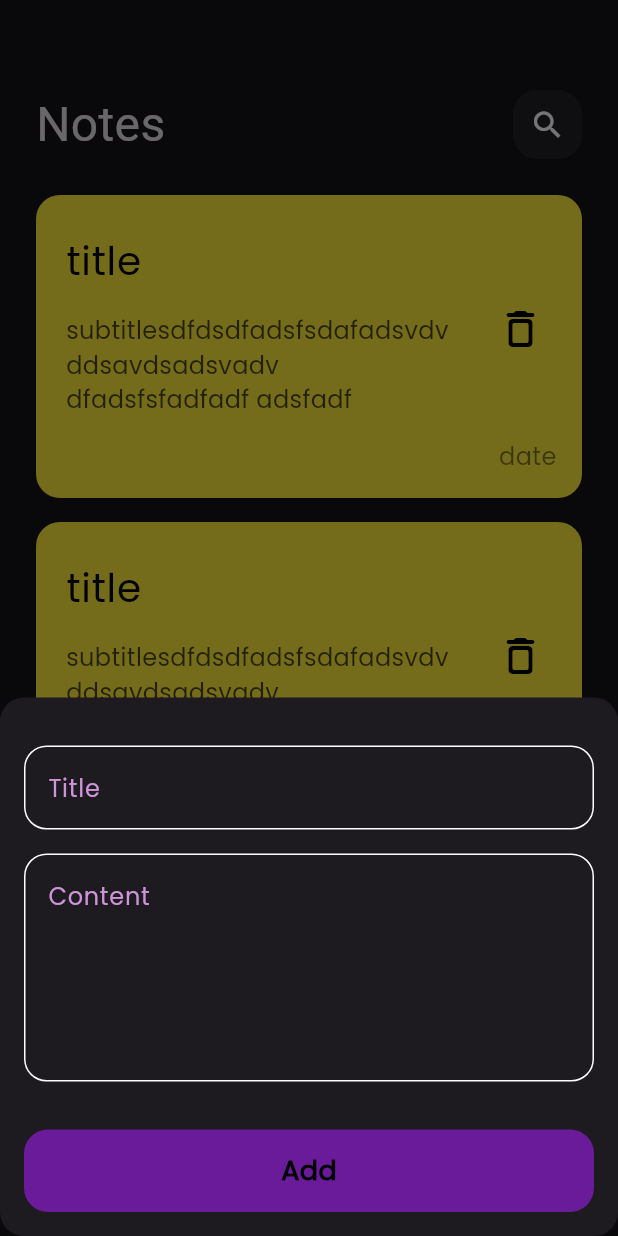
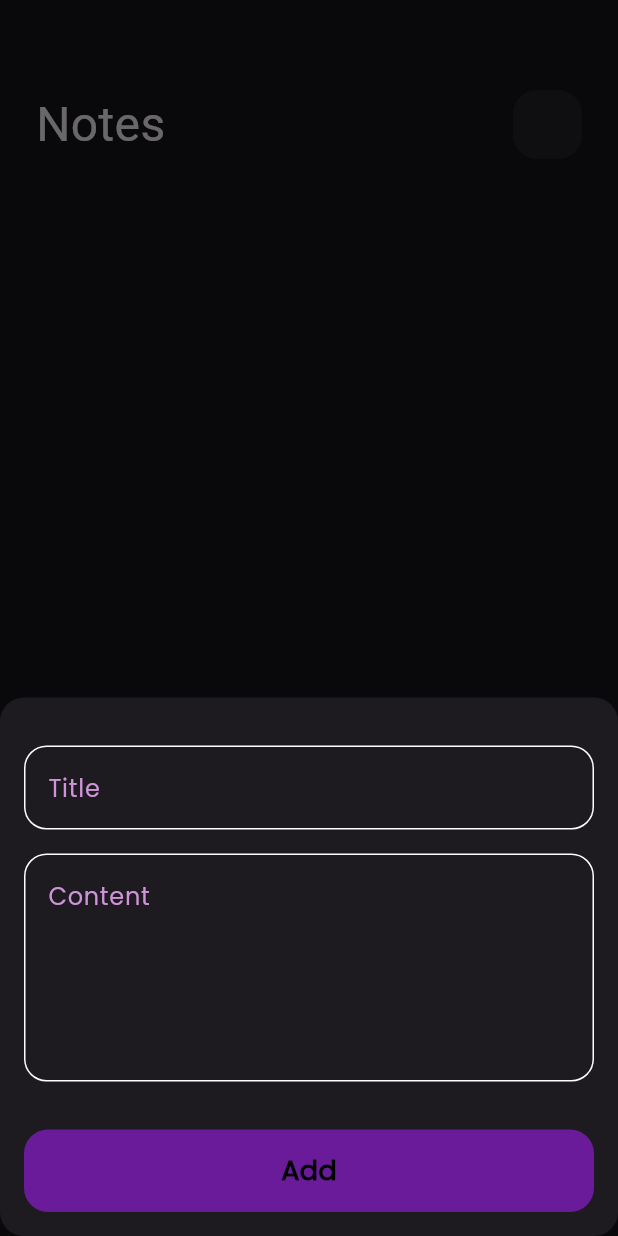
Before and after one commit to Mohamed3li454/note_app, a Flutter app: the screen it shows after launch, after a tap on the "add" icon, on a phone screen of 412 x 824 dp. Run offline on Flutter 3.47's test engine with Material 3 defaults, Android fonts, the phone set to English and light mode, and no system bars; our stand-ins replace bloc, flutter_bloc, google_fonts, hive, hive_flutter; accounts and stored records are empty; Roboto replaces fonts that are missing (Agdasima).

Commit message:
update and fix errors

```diff
--- a/lib/cubits/add_note_cubit/add_notes_cubit.dart
+++ b/lib/cubits/add_note_cubit/add_notes_cubit.dart
@@ -1,3 +1,4 @@
+// ignore: depend_on_referenced_packages
 import 'package:bloc/bloc.dart';
 import 'package:hive_flutter/adapters.dart';
 import 'package:note_app/models/note_model.dart';
--- /dev/null
+++ b/lib/cubits/notes_cubit/notes_cubit.dart
@@ -0,0 +1,20 @@
+// ignore: depend_on_referenced_packages
+import 'package:bloc/bloc.dart';
+import 'package:hive/hive.dart';
+// ignore: depend_on_referenced_packages
+import 'package:meta/meta.dart';
+import 'package:note_app/models/note_model.dart';
+
+part 'notes_state.dart';
+
+class NotesCubit extends Cubit<NotesState> {
+  NotesCubit() : super(NotesInitial());
+  // ignore: non_constant_identifier_names
+  List<NoteModel>? Notes;
+  // ignore: non_constant_identifier_names
+  ReadNotes() {
+    var notebox = Hive.box<NoteModel>('notes_box');
+    Notes = notebox.values.toList();
+    emit(NoteSuccess());
+  }
+}
--- /dev/null
+++ b/lib/cubits/notes_cubit/notes_state.dart
@@ -0,0 +1,8 @@
+part of 'notes_cubit.dart';
+
+@immutable
+sealed class NotesState {}
+
+final class NotesInitial extends NotesState {}
+
+class NoteSuccess extends NotesState {}
--- a/lib/main.dart
+++ b/lib/main.dart
@@ -1,7 +1,9 @@
 import 'package:flutter/material.dart';
 import 'package:flutter_bloc/flutter_bloc.dart';
+
 import 'package:hive_flutter/adapters.dart';
-import 'package:note_app/cubits/add_note_cubit/add_notes_cubit.dart';
+import 'package:note_app/cubits/notes_cubit/notes_cubit.dart';
+
 import 'package:note_app/models/note_model.dart';
 import 'package:note_app/views/notes_view.dart';
 
@@ -19,13 +21,16 @@ class note_app extends StatelessWidget {
 
   @override
   Widget build(BuildContext context) {
-    return MaterialApp(
-      debugShowCheckedModeBanner: false,
-      theme: ThemeData(
-        brightness: Brightness.dark,
-        fontFamily: "Poppins",
+    return BlocProvider(
+      create: (context) => NotesCubit(),
+      child: MaterialApp(
+        debugShowCheckedModeBanner: false,
+        theme: ThemeData(
+          brightness: Brightness.dark,
+          fontFamily: "Poppins",
+        ),
+        home: const notes_view(),
       ),
-      home: const notes_view(),
     );
   }
 }
--- a/lib/models/note_model.dart
+++ b/lib/models/note_model.dart
@@ -5,9 +5,9 @@ part 'note_model.g.dart';
 @HiveType(typeId: 0)
 class NoteModel extends HiveObject {
   @HiveField(0)
-  final String title;
+  String title;
   @HiveField(1)
-  final String subtitle;
+  String subtitle;
   @HiveField(2)
   final String date;
   @HiveField(3)
--- a/lib/widgets/add_note_form.dart
+++ b/lib/widgets/add_note_form.dart
@@ -1,9 +1,10 @@
 import 'package:flutter/material.dart';
 import 'package:flutter_bloc/flutter_bloc.dart';
+import 'package:intl/intl.dart';
 import 'package:note_app/cubits/add_note_cubit/add_notes_cubit.dart';
 import 'package:note_app/models/note_model.dart';
 import 'package:note_app/widgets/custom_add_button.dart';
-import 'package:note_app/widgets/custom_textField.dart';
+import 'package:note_app/widgets/custom_text_field.dart';
 
 class FormBody extends StatefulWidget {
   const FormBody({
@@ -51,11 +52,13 @@ class _FormBodyState extends State<FormBody> {
                 isloading: state is AddNoteLoading ? true : false,
                 onTap: () {
                   if (formkey.currentState!.validate()) {
+                    var date = DateTime.now();
+                    var formatdate = DateFormat.yMMMd().format(date);
                     formkey.currentState!.save();
                     var notemodel = NoteModel(
                         title: title!,
                         subtitle: subtitle!,
-                        date: DateTime.now().toString(),
+                        date: formatdate,
                         color: Colors.black.value);
                     BlocProvider.of<AddNotesCubit>(context).addnotes(notemodel);
                   } else {
--- a/lib/widgets/custom_add_note.dart
+++ b/lib/widgets/custom_add_note.dart
@@ -1,6 +1,7 @@
 import 'package:flutter/material.dart';
 import 'package:flutter_bloc/flutter_bloc.dart';
 import 'package:note_app/cubits/add_note_cubit/add_notes_cubit.dart';
+import 'package:note_app/cubits/notes_cubit/notes_cubit.dart';
 import 'package:note_app/widgets/add_note_form.dart';
 
 class CustomAddNotes extends StatelessWidget {
@@ -19,6 +20,7 @@ class CustomAddNotes extends StatelessWidget {
           listener: (context, state) {
             if (state is AddNoteFailed) {}
             if (state is AddNoteSuccess) {
+              BlocProvider.of<NotesCubit>(context).ReadNotes();
               Navigator.pop(context);
             }
           },
--- a/lib/widgets/custom_appbar.dart
+++ b/lib/widgets/custom_appbar.dart
@@ -4,9 +4,11 @@ import 'package:note_app/widgets/custom_icon.dart';
 
 // ignore: camel_case_types
 class custom_appbar extends StatelessWidget {
-  const custom_appbar({super.key, required this.title, required this.icon});
+  const custom_appbar(
+      {super.key, required this.title, this.icon, this.onpressed});
   final String title;
-  final IconData icon;
+  final IconData? icon;
+  final void Function()? onpressed;
   @override
   Widget build(BuildContext context) {
     return Row(
@@ -19,6 +21,7 @@ class custom_appbar extends StatelessWidget {
         ),
         const Spacer(),
         CustomIcon(
+          onpressed: onpressed,
           icon: icon,
         )
       ],
--- a/lib/widgets/custom_icon.dart
+++ b/lib/widgets/custom_icon.dart
@@ -2,14 +2,18 @@ import 'package:flutter/material.dart';
 
 // ignore: camel_case_types
 class CustomIcon extends StatelessWidget {
-  const CustomIcon({super.key, required this.icon});
-  final IconData icon;
+  const CustomIcon({super.key, this.icon, this.onpressed});
+  final IconData? icon;
+  final void Function()? onpressed;
   @override
   Widget build(BuildContext context) {
     return Container(
       // ignore: sort_child_properties_last
       child: Center(
-        child: Icon(icon),
+        child: IconButton(
+          onPressed: onpressed,
+          icon: Icon(icon),
+        ),
       ),
       height: 46,
       width: 46,
--- a/lib/widgets/custom_note_card.dart
+++ b/lib/widgets/custom_note_card.dart
@@ -1,17 +1,20 @@
 import 'package:flutter/material.dart';
+import 'package:flutter_bloc/flutter_bloc.dart';
+import 'package:note_app/cubits/notes_cubit/notes_cubit.dart';
+import 'package:note_app/models/note_model.dart';
 import 'package:note_app/views/edit_note_view.dart';
 
 // ignore: camel_case_types
 class custom_node_card extends StatelessWidget {
-  const custom_node_card({super.key});
-
+  const custom_node_card({super.key, required this.notes});
+  final NoteModel notes;
   @override
   Widget build(BuildContext context) {
     return GestureDetector(
       onTap: () {
         Navigator.of(context).push(
           MaterialPageRoute(
-            builder: (context) => const EditNoteView(),
+            builder: (context) => EditNoteView(note: notes),
           ),
         );
       },
@@ -24,35 +27,41 @@ class custom_node_card extends StatelessWidget {
           children: [
             ListTile(
               contentPadding: const EdgeInsets.all(0),
-              title: const Text(
-                "title",
-                style: TextStyle(color: Colors.black, fontSize: 26),
+              title: Text(
+                notes.title,
+                style: const TextStyle(color: Colors.black, fontSize: 26),
               ),
               subtitle: Padding(
                 padding: const EdgeInsets.only(top: 16, bottom: 7),
                 child: Text(
-                  "subtitlesdfdsdfadsfsdafadsvdvddsavdsadsvadv dfadsfsfadfadf adsfadf",
+                  notes.subtitle,
                   style: TextStyle(
                       color: Colors.black.withOpacity(0.7), fontSize: 16),
                 ),
               ),
               trailing: IconButton(
-                  onPressed: () {},
+                  onPressed: () {
+                    notes.delete();
+                    BlocProvider.of<NotesCubit>(context).ReadNotes();
+                  },
                   icon: const Icon(
                     Icons.delete_outline_rounded,
                     color: Colors.black,
                     size: 32,
                   )),
             ),
-            Text(
-              "date",
-              style:
-                  TextStyle(color: Colors.black.withOpacity(0.5), fontSize: 16),
+            Padding(
+              padding: const EdgeInsets.only(right: 70),
+              child: Text(
+                notes.date,
+                style: TextStyle(
+                    color: Colors.black.withOpacity(0.5), fontSize: 16),
+              ),
             )
           ],
         ),
         decoration: BoxDecoration(
-          color: Colors.yellow,
+          color: Colors.blue,
           borderRadius: BorderRadius.circular(16),
         ),
       ),
--- a/lib/widgets/custom_textField.dart
+++ b/lib/widgets/custom_text_field.dart
@@ -1,15 +1,34 @@
 import 'package:flutter/material.dart';
 
 // ignore: camel_case_types
-class Custom_TextFiald extends StatelessWidget {
-  const Custom_TextFiald(
-      {super.key, required this.hint, this.maxlints = 1, this.onsaved});
+class Custom_TextFiald extends StatefulWidget {
+  Custom_TextFiald(
+      {super.key,
+      required this.hint,
+      this.maxlints = 1,
+      this.onsaved,
+      this.onchanged,
+      this.text});
   final String hint;
   final int maxlints;
   final void Function(String?)? onsaved;
+  final Function(String)? onchanged;
+  String? text;
+
+  @override
+  State<Custom_TextFiald> createState() => _Custom_TextFialdState();
+}
+
+class _Custom_TextFialdState extends State<Custom_TextFiald> {
+  // ignore: prefer_final_fields
+  late TextEditingController _textController;
+
   @override
   Widget build(BuildContext context) {
+    _textController = TextEditingController(text: widget.text);
     return TextFormField(
+      controller: _textController,
+      onChanged: widget.onchanged,
       validator: (value) {
         if (value?.isEmpty ?? true) {
           return "Field is required";
@@ -17,11 +36,11 @@ class Custom_TextFiald extends StatelessWidget {
           return null;
         }
       },
-      maxLines: maxlints,
-      onSaved: onsaved,
+      maxLines: widget.maxlints,
+      onSaved: widget.onsaved,
       decoration: InputDecoration(
         enabledBorder: buildBorder(),
-        hintText: hint,
+        hintText: widget.hint,
         hintStyle: TextStyle(color: Colors.purple[200]),
         border: buildBorder(),
       ),
--- a/lib/widgets/note_view_body.dart
+++ b/lib/widgets/note_view_body.dart
@@ -1,10 +1,24 @@
 import 'package:flutter/material.dart';
+import 'package:flutter_bloc/flutter_bloc.dart';
+import 'package:note_app/cubits/notes_cubit/notes_cubit.dart';
 import 'package:note_app/widgets/custom_appbar.dart';
 import 'package:note_app/widgets/notes_list_view.dart';
 
 // ignore: camel_case_types
-class note_view_body extends StatelessWidget {
+class note_view_body extends StatefulWidget {
   const note_view_body({super.key});
+
+  @override
+  State<note_view_body> createState() => _note_view_bodyState();
+}
+
+// ignore: camel_case_types
+class _note_view_bodyState extends State<note_view_body> {
+  @override
+  void initState() {
+    BlocProvider.of<NotesCubit>(context).ReadNotes();
+    super.initState();
+  }
 
   @override
   Widget build(BuildContext context) {
@@ -15,7 +29,7 @@ class note_view_body extends StatelessWidget {
           SizedBox(
             height: 60,
           ),
-          custom_appbar(title: "Notes", icon: Icons.search),
+          custom_appbar(title: "Notes"),
           Expanded(
             child: NotesListView(),
           )
--- a/lib/widgets/notes_list_view.dart
+++ b/lib/widgets/notes_list_view.dart
@@ -1,4 +1,7 @@
 import 'package:flutter/material.dart';
+import 'package:flutter_bloc/flutter_bloc.dart';
+import 'package:note_app/cubits/notes_cubit/notes_cubit.dart';
+import 'package:note_app/models/note_model.dart';
 import 'package:note_app/widgets/custom_note_card.dart';
 
 class NotesListView extends StatelessWidget {
@@ -6,17 +9,23 @@ class NotesListView extends StatelessWidget {
 
   @override
   Widget build(BuildContext context) {
+    return BlocBuilder<NotesCubit, NotesState>(
+      builder: (context, state) {
+        List<NoteModel> notes = BlocProvider.of<NotesCubit>(context).Notes!;
         return Padding(
           padding: const EdgeInsets.symmetric(vertical: 16),
           child: ListView.builder(
+            itemCount: notes.length,
             padding: EdgeInsets.zero,
             itemBuilder: (context, index) {
-          return const Padding(
-            padding: EdgeInsets.symmetric(vertical: 8),
-            child: custom_node_card(),
+              return Padding(
+                padding: const EdgeInsets.symmetric(vertical: 8),
+                child: custom_node_card(notes: notes[index]),
               );
             },
           ),
         );
+      },
+    );
   }
 }
--- a/pubspec.yaml
+++ b/pubspec.yaml
@@ -40,6 +40,7 @@ dependencies:
   hive_flutter: ^1.1.0
   flutter_bloc: ^8.1.4
   modal_progress_hud_nsn: ^0.5.1
+  intl: ^0.19.0
 
 
 dev_dependencies:
```
Also changed, not shown: lib/views/edit_note_view.dart (+7 -4 lines), lib/widgets/edit_view_body.dart (+36 -9 lines), pubspec.lock. Lines whose indentation alone changed are shown as unchanged.
